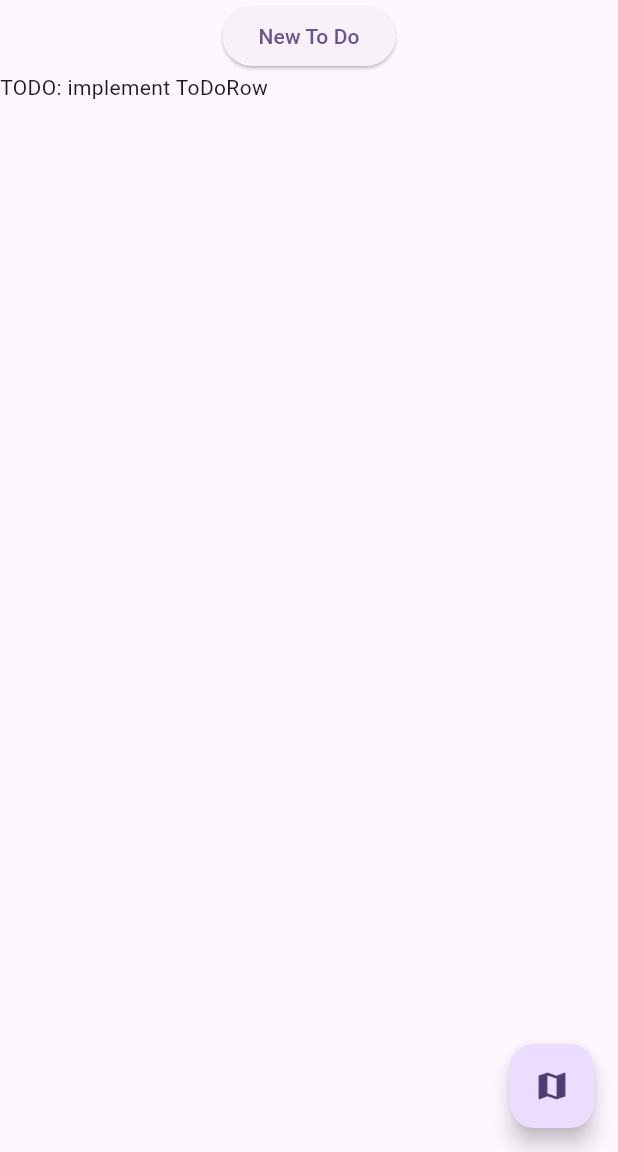
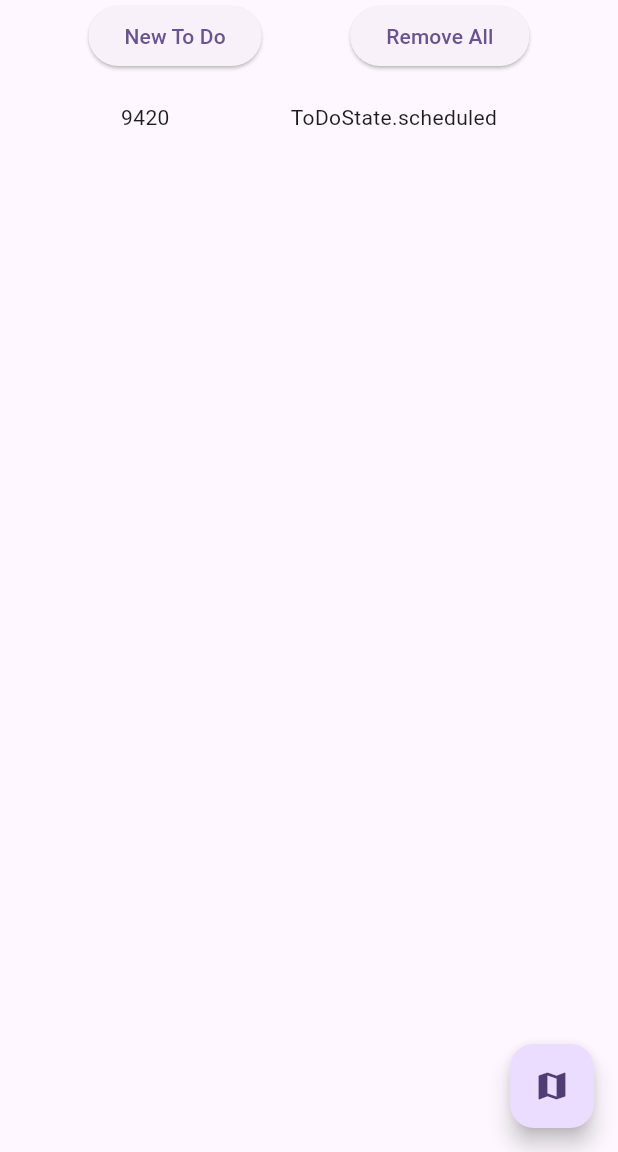
Before and after one commit to hiaw/flutter-gardening-todo, a Flutter app: the screen it shows after launch, after a tap on "New To Do", on a phone screen of 412 x 824 dp, the part 84-1236 px from its top. Run offline on Flutter 3.47's test engine with Material 3 defaults, Android fonts, the phone set to English and light mode, and no system bars; our stand-ins replace google_maps_flutter.

Commit message:
able to create random position for new todo

```diff
--- a/lib/components/map_component.dart
+++ b/lib/components/map_component.dart
@@ -1,5 +1,7 @@
 import 'package:flutter/material.dart';
 import 'package:google_maps_flutter/google_maps_flutter.dart';
+
+import '../utils/randomPosition.dart';
 
 class MapComponent extends StatefulWidget {
   const MapComponent({super.key});
@@ -11,8 +13,6 @@ class MapComponent extends StatefulWidget {
 class _MapComponent extends State<MapComponent> {
   late GoogleMapController mapController;
 
-  final LatLng _center = const LatLng(45.521563, -122.677433);
-
   void _onMapCreated(GoogleMapController controller) {
     mapController = controller;
   }
@@ -21,8 +21,8 @@ class _MapComponent extends State<MapComponent> {
   Widget build(BuildContext context) {
     return GoogleMap(
       onMapCreated: _onMapCreated,
-      initialCameraPosition: CameraPosition(
-        target: _center,
+      initialCameraPosition: const CameraPosition(
+        target: mapCenter,
         zoom: 11.0,
       ),
     );
--- a/lib/components/to_do_list.dart
+++ b/lib/components/to_do_list.dart
@@ -14,12 +14,15 @@ class ToDoList extends StatefulWidget {
 class _ToDoListState extends State<ToDoList> {
   @override
   Widget build(BuildContext context) {
-    return Consumer<ToDosProvider>(
-      builder: (context, todos, child) => ListView.builder(
-        itemCount: todos.length(),
-        itemBuilder: (BuildContext context, int index) {
-          return const ToDoRow();
-        },
+    return Container(
+      padding: const EdgeInsets.symmetric(vertical: 20),
+      child: Consumer<ToDosProvider>(
+        builder: (context, todos, child) => ListView.builder(
+          itemCount: todos.todos.length,
+          itemBuilder: (BuildContext context, int index) {
+            return ToDoRow(todo: todos.todos[index]);
+          },
+        ),
       ),
     );
   }
--- a/lib/components/to_do_row.dart
+++ b/lib/components/to_do_row.dart
@@ -1,10 +1,20 @@
 import 'package:flutter/material.dart';
 
+import '../model/to_do.dart';
+
 class ToDoRow extends StatelessWidget {
-  const ToDoRow({super.key});
+  const ToDoRow({super.key, required this.todo});
+
+  final ToDo todo;
 
   @override
   Widget build(BuildContext context) {
-    return const Text('TODO: implement ToDoRow');
+    return Row(
+      mainAxisAlignment: MainAxisAlignment.spaceEvenly,
+      children: [
+        Text(todo.title),
+        Text(todo.state.toString()),
+      ],
+    );
   }
 }
--- a/lib/model/to_do.dart
+++ b/lib/model/to_do.dart
@@ -1,9 +1,16 @@
+import 'dart:math';
+
 import 'package:google_maps_flutter/google_maps_flutter.dart';
+import 'package:test_drive/utils/randomPosition.dart';
 
 enum ToDoState { todo, scheduled, done }
 
 class ToDo {
-  String title = "";
-  ToDoState state = ToDoState.todo;
-  LatLng? location;
+  // String title = "";
+  // ToDoState state =ToDoState.todo;
+  // LatLng? location;
+  //
+  String title = Random().nextInt(10000).toString();
+  ToDoState state = ToDoState.values[Random().nextInt(ToDoState.values.length)];
+  LatLng? location = randomLocation();
 }
--- a/lib/model/to_dos_provider.dart
+++ b/lib/model/to_dos_provider.dart
@@ -4,12 +4,9 @@ import 'package:test_drive/model/to_do.dart';
 class ToDosProvider extends ChangeNotifier {
   final List<ToDo> _todos = [];
 
-  int length() {
-    return _todos.length;
-  }
+  List<ToDo> get todos => _todos;
 
   void add(ToDo todo) {
-    print("adding");
     _todos.add(todo);
     notifyListeners();
   }
@@ -18,4 +15,9 @@ class ToDosProvider extends ChangeNotifier {
     _todos.remove(todo);
     notifyListeners();
   }
+
+  void removeAll() {
+    _todos.removeRange(0, _todos.length);
+    notifyListeners();
+  }
 }
--- a/lib/page/to_do_page.dart
+++ b/lib/page/to_do_page.dart
@@ -23,11 +23,22 @@ class _ToDoPageState extends State<ToDoPage> {
     return Column(
       children: [
         Consumer<ToDosProvider>(
-          builder: (context, todos, child) => ElevatedButton(
-            onPressed: () {
-              todos.add(ToDo());
-            },
-            child: const Text("New To Do"),
+          builder: (context, todos, child) => Row(
+            mainAxisAlignment: MainAxisAlignment.spaceEvenly,
+            children: [
+              ElevatedButton(
+                onPressed: () {
+                  todos.add(ToDo());
+                },
+                child: const Text("New To Do"),
+              ),
+              ElevatedButton(
+                onPressed: () {
+                  todos.removeAll();
+                },
+                child: const Text("Remove All"),
+              ),
+            ],
           ),
         ),
         const Expanded(
--- /dev/null
+++ b/lib/utils/randomPosition.dart
@@ -0,0 +1,16 @@
+import 'dart:math';
+
+import 'package:google_maps_flutter/google_maps_flutter.dart';
+
+final _random = Random();
+const _lat = 45.521563;
+const _lng = -122.677433;
+const _range = 2;
+const LatLng mapCenter = LatLng(_lat, _lng);
+
+LatLng randomLocation() {
+  return LatLng(
+    _lat + _random.nextDouble() * _range - _range / 2,
+    _lng + _random.nextDouble() * _range - _range / 2,
+  );
+}
```
